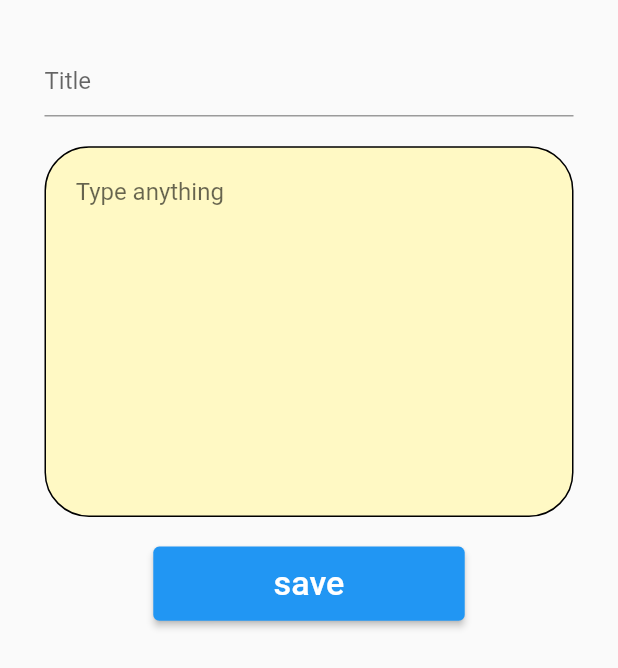
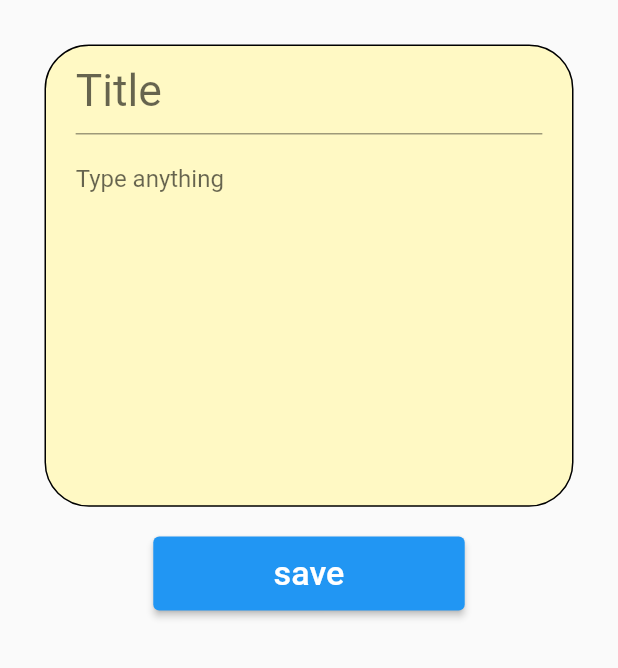
Before and after one commit to jhschallenges/simple_memo, a Flutter app: the MemoWritingWidget widget shown alone on an empty page, opened directly, on a phone screen of 412 x 824 dp. Shown: the top 668 px of the screen. Run offline on Flutter 3.47's test engine with Material 2 defaults, Android fonts, the phone set to English and light mode, and no system bars; our stand-ins replace get, get_storage; accounts and stored records are empty; statements that could not run were skipped.

Commit message:
visual update

```diff
--- a/lib/widgets/bottom_sheet/memo.dart
+++ b/lib/widgets/bottom_sheet/memo.dart
@@ -2,8 +2,83 @@ import 'package:flutter/material.dart';
 
 import 'package:get/get.dart';
 
-import 'package:simple_memo/widgets/memo.dart';
+import 'package:simple_memo/blocs/memoCtrl.dart';
+
+import 'package:simple_memo/configs/size_config.dart';
+import 'package:simple_memo/models/memo.dart';
 
 memoBottomSheet() {
   Get.bottomSheet(MemoWritingWidget(), backgroundColor: Colors.white);
 }
+
+class MemoWritingWidget extends StatelessWidget {
+  final MemoController _memoController = Get.find();
+  final TextEditingController _titleController = TextEditingController();
+  final TextEditingController _textController = TextEditingController();
+
+  MemoWritingWidget({Key? key}) : super(key: key);
+
+  @override
+  Widget build(BuildContext context) {
+    return Container(
+      height: SizeConfig.screenHeight * 0.6,
+      padding: EdgeInsets.all(SizeConfig.defaultSize * 3),
+      child: Column(children: [
+        Container(
+            decoration: BoxDecoration(
+                color: Colors.yellow.shade100,
+                borderRadius: BorderRadius.circular(SizeConfig.defaultSize * 3),
+                border: Border.all(color: Colors.black)),
+            child: Column(
+              mainAxisSize: MainAxisSize.min,
+              children: [
+                // title
+                Container(
+                  margin: EdgeInsets.symmetric(
+                      horizontal: SizeConfig.defaultSize * 2),
+                  child: TextField(
+                    controller: _titleController,
+                    decoration: InputDecoration(hintText: "Title"),
+                    style: TextStyle(fontSize: SizeConfig.defaultSize * 3),
+                  ),
+                ),
+                // text
+                Container(
+                    height: SizeConfig.screenHeight * 0.3,
+                    child: TextField(
+                      controller: _textController,
+                      decoration: InputDecoration(
+                          hintText: "Type anything",
+                          border: InputBorder.none,
+                          contentPadding:
+                              EdgeInsets.all(SizeConfig.defaultSize * 2)),
+                      maxLines: 20,
+                    )),
+              ],
+            )),
+
+        // button
+        Container(
+            padding: EdgeInsets.all(SizeConfig.defaultSize * 2),
+            width: SizeConfig.screenWidth * 0.6,
+            height: SizeConfig.defaultSize * 9,
+            child: ElevatedButton(
+                onPressed: () {
+                  if (_titleController.text != "" ||
+                      _textController.text != "") {
+                    _memoController.addLast(MemoModel(
+                      title: _titleController.text,
+                      text: _textController.text,
+                      // TODO color picker
+                    ));
+                  }
+                  Get.back();
+                },
+                child: Text(
+                  "save",
+                  style: TextStyle(fontSize: SizeConfig.defaultSize * 2.3),
+                )))
+      ]),
+    );
+  }
+}
--- a/lib/widgets/memo.dart
+++ /dev/null
@@ -1,72 +0,0 @@
-import 'package:flutter/material.dart';
-
-import 'package:get/get.dart';
-
-import 'package:simple_memo/blocs/memoCtrl.dart';
-
-import 'package:simple_memo/configs/size_config.dart';
-import 'package:simple_memo/models/memo.dart';
-
-class MemoWritingWidget extends StatelessWidget {
-  final MemoController _memoController = Get.find();
-  final TextEditingController _titleController = TextEditingController();
-  final TextEditingController _textController = TextEditingController();
-
-  MemoWritingWidget({Key? key}) : super(key: key);
-
-  @override
-  Widget build(BuildContext context) {
-    return Container(
-      padding: EdgeInsets.all(SizeConfig.defaultSize * 3),
-      child: Column(
-        children: [
-          // title
-          TextField(
-            controller: _titleController,
-            decoration: InputDecoration(hintText: "Title"),
-          ),
-
-          // text
-          Container(
-              height: SizeConfig.screenHeight * 0.3,
-              margin: EdgeInsets.only(top: SizeConfig.defaultSize * 2),
-              decoration: BoxDecoration(
-                  color: Colors.yellow.shade100,
-                  borderRadius:
-                      BorderRadius.circular(SizeConfig.defaultSize * 3),
-                  border: Border.all(color: Colors.black)),
-              child: TextField(
-                controller: _textController,
-                decoration: InputDecoration(
-                    hintText: "Type anything",
-                    border: InputBorder.none,
-                    contentPadding: EdgeInsets.all(SizeConfig.defaultSize * 2)),
-                maxLines: 20,
-              )),
-
-          // button
-          Container(
-              padding: EdgeInsets.all(SizeConfig.defaultSize * 2),
-              width: SizeConfig.screenWidth * 0.6,
-              height: SizeConfig.defaultSize * 9,
-              child: ElevatedButton(
-                  onPressed: () {
-                    if (_titleController.text != "" ||
-                        _textController.text != "") {
-                      _memoController.addLast(MemoModel(
-                        title: _titleController.text,
-                        text: _textController.text,
-                        // TODO color picker
-                      ));
-                    }
-                    Get.back();
-                  },
-                  child: Text(
-                    "save",
-                    style: TextStyle(fontSize: SizeConfig.defaultSize * 2.3),
-                  )))
-        ],
-      ),
-    );
-  }
-}
```
Also changed, not shown: lib/views/memo_list.dart (+27 -2 lines).
